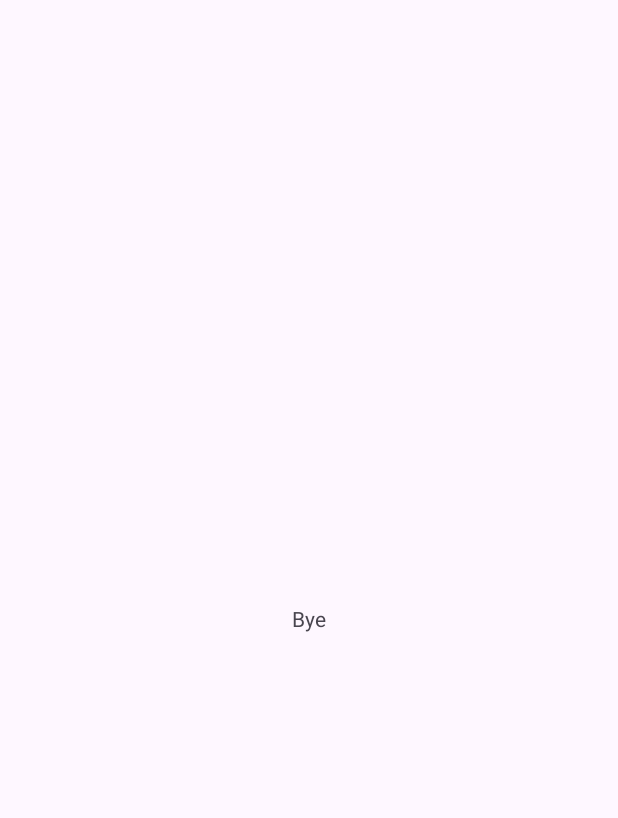
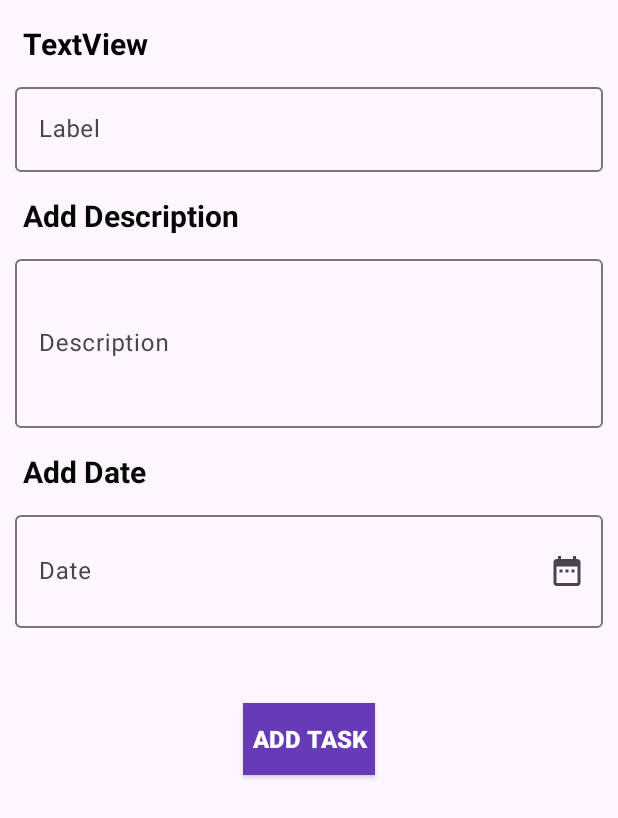
Before and after one commit to HamedNqb/ToDoApp, an Android app: the AddTask screen opened through its navigation route, on a phone screen of 412 x 824 dp. Before the commit the part shown is almost empty. Shown: the top 818 px of the screen. Run offline under Robolectric (Android 15) with nearby library versions, the phone set to English and light mode, and no system bars.

Commit message:
add Task UI commit

```diff
--- /dev/null
+++ b/app/src/main/res/drawable/baseline_date_range_24.xml
@@ -0,0 +1,5 @@
+<vector android:height="24dp" android:tint="#FD0083"
+    android:viewportHeight="24" android:viewportWidth="24"
+    android:width="24dp" xmlns:android="http://schemas.android.com/apk/res/android">
+    <path android:fillColor="@android:color/white" android:pathData="M9,11L7,11v2h2v-2zM13,11h-2v2h2v-2zM17,11h-2v2h2v-2zM19,4h-1L18,2h-2v2L8,4L8,2L6,2v2L5,4c-1.11,0 -1.99,0.9 -1.99,2L3,20c0,1.1 0.89,2 2,2h14c1.1,0 2,-0.9 2,-2L21,6c0,-1.1 -0.9,-2 -2,-2zM19,20L5,20L5,9h14v11z"/>
+</vector>
--- a/app/src/main/res/layout/fragment_add_task.xml
+++ b/app/src/main/res/layout/fragment_add_task.xml
@@ -1,21 +1,115 @@
 <?xml version="1.0" encoding="utf-8"?>
-<androidx.constraintlayout.widget.ConstraintLayout xmlns:android="http://schemas.android.com/apk/res/android"
+<LinearLayout xmlns:android="http://schemas.android.com/apk/res/android"
     xmlns:app="http://schemas.android.com/apk/res-auto"
     xmlns:tools="http://schemas.android.com/tools"
+    android:id="@+id/titleTV"
     android:layout_width="match_parent"
     android:layout_height="match_parent"
+    android:orientation="vertical"
     tools:context=".AddTask">
 
-    <!-- TODO: Update blank fragment layout -->
+
     <TextView
+        android:id="@+id/addTitleTV"
         android:layout_width="wrap_content"
         android:layout_height="wrap_content"
-        android:text="Bye"
-        app:layout_constraintBottom_toBottomOf="parent"
-        app:layout_constraintEnd_toEndOf="parent"
-        app:layout_constraintHorizontal_bias="0.5"
-        app:layout_constraintStart_toStartOf="parent"
-        app:layout_constraintTop_toTopOf="parent"
-        app:layout_constraintVertical_bias="0.5" />
+        android:layout_marginStart="15dp"
+        android:layout_marginTop="15dp"
+        android:text="TextView"
+        android:textColor="#000000"
+        android:textSize="20sp"
+        android:textStyle="bold"
+        tools:text="Add Title Text" />
 
-</androidx.constraintlayout.widget.ConstraintLayout>
+    <com.google.android.material.textfield.TextInputLayout
+
+        android:layout_width="match_parent"
+        android:layout_height="wrap_content"
+        android:layout_marginStart="10dp"
+        android:layout_marginTop="10dp"
+        android:layout_marginEnd="10dp"
+        android:hint="@string/label">
+
+        <com.google.android.material.textfield.TextInputEditText
+            android:id="@+id/addTitle"
+            android:layout_width="match_parent"
+            android:layout_height="wrap_content"
+
+            />
+
+    </com.google.android.material.textfield.TextInputLayout>
+
+    <TextView
+        android:id="@+id/addDescriptionTV"
+        android:layout_width="wrap_content"
+        android:layout_height="wrap_content"
+        android:layout_marginStart="15dp"
+        android:layout_marginTop="15dp"
+        android:text="Add Description"
+        android:textColor="#070707"
+        android:textSize="20sp"
+        android:textStyle="bold" />
+
+    <com.google.android.material.textfield.TextInputLayout
+
+        android:layout_width="match_parent"
+        android:layout_height="wrap_content"
+        android:layout_marginStart="10dp"
+        android:layout_marginTop="10dp"
+        android:layout_marginEnd="10dp"
+        android:hint="Description">
+
+        <com.google.android.material.textfield.TextInputEditText
+            android:id="@+id/addDescription"
+            android:layout_width="match_parent"
+            android:layout_height="wrap_content"
+
+            android:lines="4" />
+
+    </com.google.android.material.textfield.TextInputLayout>
+
+    <TextView
+        android:id="@+id/addDateTV"
+        android:layout_width="wrap_content"
+        android:layout_height="wrap_content"
+        android:layout_marginStart="15dp"
+        android:layout_marginTop="15dp"
+        android:text="Add Date"
+        android:textColor="#070707"
+        android:textSize="20sp"
+        android:textStyle="bold" />
+
+    <com.google.android.material.textfield.TextInputLayout
+
+        android:layout_width="match_parent"
+        android:layout_height="wrap_content"
+        app:endIconMode="custom"
+        app:endIconDrawable="@drawable/baseline_date_range_24"
+        android:layout_marginStart="10dp"
+        android:layout_marginTop="10dp"
+        android:layout_marginEnd="10dp"
+        android:hint="Date">
+
+        <com.google.android.material.textfield.TextInputEditText
+            android:id="@+id/addDate"
+            android:layout_width="match_parent"
+            android:layout_height="wrap_content"
+
+            android:lines="2" />
+
+    </com.google.android.material.textfield.TextInputLayout>
+
+    <androidx.appcompat.widget.AppCompatButton
+        android:id="@+id/addTaskBTN"
+        android:layout_width="wrap_content"
+        android:layout_height="wrap_content"
+        android:layout_gravity="center_horizontal"
+        android:layout_marginTop="50dp"
+        android:background="#673AB7"
+        android:text="Add Task"
+        android:textColor="@color/white"
+        android:textSize="16sp"
+        android:textStyle="bold" />
+
+
+</LinearLayout>
--- a/app/src/main/res/values/strings.xml
+++ b/app/src/main/res/values/strings.xml
@@ -2,4 +2,6 @@
     <string name="app_name">ToDoApp</string>
     <!-- TODO: Remove or change this placeholder text -->
     <string name="hello_blank_fragment">Hello blank fragment</string>
+    <string name="Label">Label</string>
+    <string name="label">Label</string>
 </resources>
```
